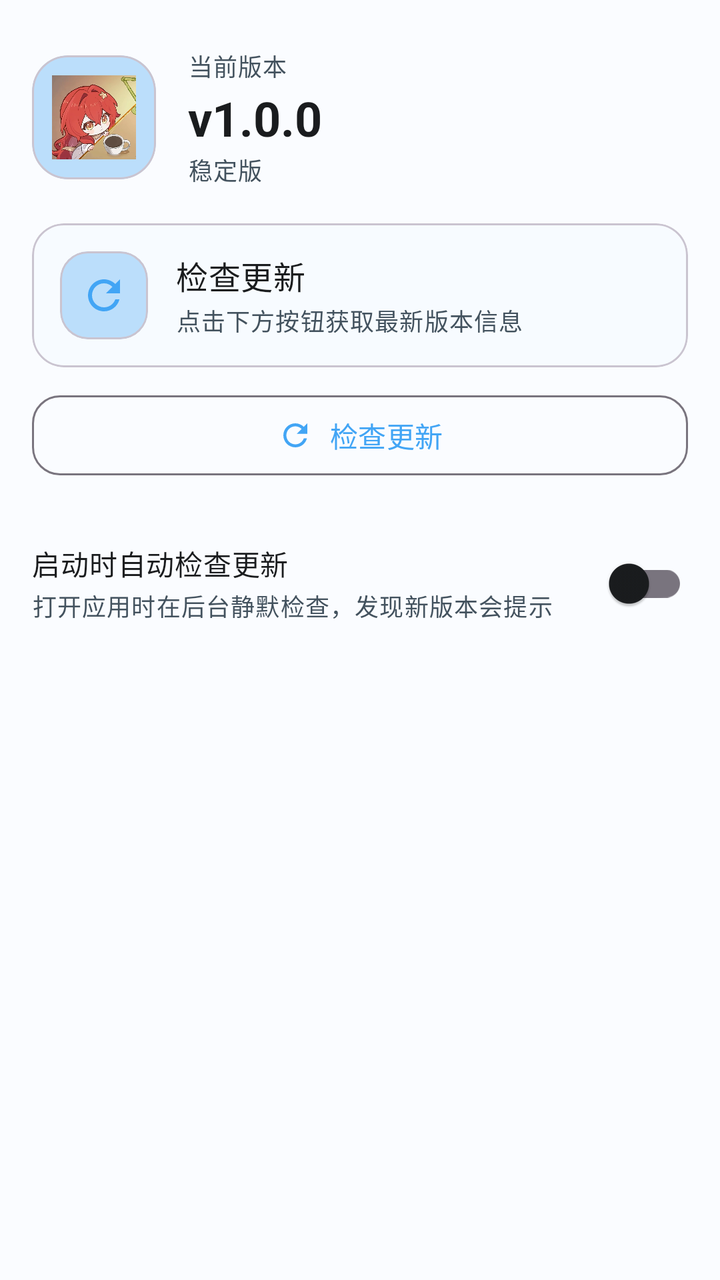
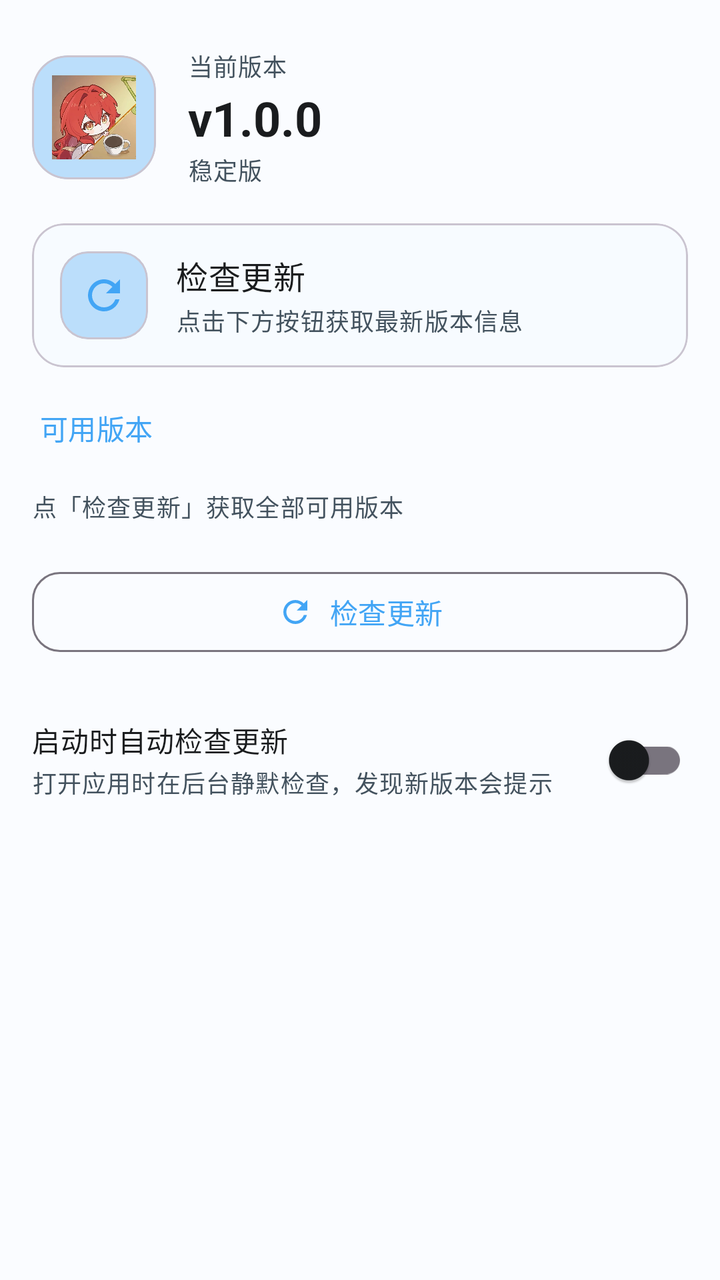

Screens rendered from an Android XML layout before and after an edit, with the pre-edit source and the edit as a unified diff.
<!-- AndroidManifest.xml: application theme AppTheme -->
<!-- res/layout/fragment_update.xml -->
<?xml version="1.0" encoding="utf-8"?>
<ScrollView xmlns:android="http://schemas.android.com/apk/res/android"
    xmlns:app="http://schemas.android.com/apk/res-auto"
    android:layout_width="match_parent"
    android:layout_height="match_parent"
    android:background="?attr/colorSurface"
    android:padding="16dp">

    <LinearLayout
        android:layout_width="match_parent"
        android:layout_height="wrap_content"
        android:orientation="vertical">

        
        <LinearLayout
            android:layout_width="match_parent"
            android:layout_height="wrap_content"
            android:orientation="horizontal"
            android:gravity="center_vertical"
            android:layout_marginTop="8dp">

            <com.google.android.material.card.MaterialCardView
                android:layout_width="62dp"
                android:layout_height="62dp"
                app:cardCornerRadius="18dp"
                app:cardElevation="0dp"
                app:cardBackgroundColor="?attr/colorPrimaryContainer">
                <ImageView
                    android:layout_width="match_parent"
                    android:layout_height="match_parent"
                    android:src="@mipmap/ic_launcher"
                    android:contentDescription="HY_VQ"
                    android:padding="10dp" />
            </com.google.android.material.card.MaterialCardView>

            <LinearLayout
                android:layout_width="0dp"
                android:layout_height="wrap_content"
                android:layout_weight="1"
                android:layout_marginStart="16dp"
                android:orientation="vertical">

                <TextView
                    android:layout_width="wrap_content"
                    android:layout_height="wrap_content"
                    android:text="当前版本"
                    android:textAppearance="?attr/textAppearanceBodySmall"
                    android:textColor="?attr/colorOnSurfaceVariant" />

                <TextView
                    android:id="@+id/tv_upd_current"
                    android:layout_width="wrap_content"
                    android:layout_height="wrap_content"
                    android:layout_marginTop="1dp"
                    android:text="v1.0.0"
                    android:textAppearance="?attr/textAppearanceHeadlineSmall"
                    android:textStyle="bold"
                    android:textColor="?attr/colorOnSurface" />

                <TextView
                    android:id="@+id/tv_upd_channel"
                    android:layout_width="wrap_content"
                    android:layout_height="wrap_content"
                    android:layout_marginTop="1dp"
                    android:text="稳定版"
                    android:textAppearance="?attr/textAppearanceBodySmall"
                    android:textColor="?attr/colorOnSurfaceVariant" />
            </LinearLayout>
        </LinearLayout>

        
        <com.google.android.material.card.MaterialCardView
            android:id="@+id/card_upd_status"
            android:layout_width="match_parent"
            android:layout_height="wrap_content"
            android:layout_marginTop="18dp"
            app:cardCornerRadius="16dp"
            app:cardElevation="0dp"
            app:strokeWidth="1dp"
            app:strokeColor="?attr/colorOutlineVariant"
            app:cardBackgroundColor="?attr/colorSurfaceContainerLow">

            <LinearLayout
                android:layout_width="match_parent"
                android:layout_height="wrap_content"
                android:orientation="horizontal"
                android:gravity="center_vertical"
                android:padding="14dp">

                <com.google.android.material.card.MaterialCardView
                    android:id="@+id/card_upd_status_icon"
                    android:layout_width="44dp"
                    android:layout_height="44dp"
                    app:cardCornerRadius="14dp"
                    app:cardElevation="0dp"
                    app:cardBackgroundColor="?attr/colorPrimaryContainer">
                    <ImageView
                        android:id="@+id/iv_upd_status_icon"
                        android:layout_width="match_parent"
                        android:layout_height="match_parent"
                        android:src="@drawable/ic_refresh"
                        android:contentDescription="状态"
                        android:padding="10dp"
                        android:tint="?attr/colorPrimary" />
                </com.google.android.material.card.MaterialCardView>

                <LinearLayout
                    android:layout_width="0dp"
                    android:layout_height="wrap_content"
                    android:layout_weight="1"
                    android:layout_marginStart="14dp"
                    android:orientation="vertical">

                    <TextView
                        android:id="@+id/tv_upd_status_title"
                        android:layout_width="match_parent"
                        android:layout_height="wrap_content"
                        android:text="检查更新"
                        android:textAppearance="?attr/textAppearanceTitleMedium"
                        android:textColor="?attr/colorOnSurface" />

                    <TextView
                        android:id="@+id/tv_upd_status_desc"
                        android:layout_width="match_parent"
                        android:layout_height="wrap_content"
                        android:layout_marginTop="2dp"
                        android:lineSpacingExtra="2dp"
                        android:text="点击下方按钮获取最新版本信息"
                        android:textAppearance="?attr/textAppearanceBodySmall"
                        android:textColor="?attr/colorOnSurfaceVariant" />
                </LinearLayout>
            </LinearLayout>
        </com.google.android.material.card.MaterialCardView>

        
        <com.google.android.material.card.MaterialCardView
            android:id="@+id/card_upd_changelog"
            android:layout_width="match_parent"
            android:layout_height="wrap_content"
            android:layout_marginTop="12dp"
            android:visibility="gone"
            app:cardCornerRadius="16dp"
            app:cardElevation="0dp"
            app:strokeWidth="1dp"
            app:strokeColor="?attr/colorPrimary"
            app:cardBackgroundColor="?attr/colorSurfaceContainerLow">

            <LinearLayout
                android:layout_width="match_parent"
                android:layout_height="wrap_content"
                android:orientation="vertical"
                android:padding="16dp">

                <LinearLayout
                    android:layout_width="match_parent"
                    android:layout_height="wrap_content"
                    android:orientation="horizontal"
                    android:gravity="center_vertical">

                    <TextView
                        android:id="@+id/tv_upd_new_version"
                        android:layout_width="0dp"
                        android:layout_height="wrap_content"
                        android:layout_weight="1"
                        android:text="v1.0.0"
                        android:textAppearance="?attr/textAppearanceTitleMedium"
                        android:textStyle="bold"
                        android:textColor="?attr/colorPrimary" />

                    <TextView
                        android:id="@+id/tv_upd_meta"
                        android:layout_width="wrap_content"
                        android:layout_height="wrap_content"
                        android:text=""
                        android:textAppearance="?attr/textAppearanceBodySmall"
                        android:textColor="?attr/colorOnSurfaceVariant" />
                </LinearLayout>

                <View
                    android:layout_width="match_parent"
                    android:layout_height="1dp"
                    android:layout_marginTop="10dp"
                    android:background="?attr/colorOutlineVariant" />

                <TextView
                    android:id="@+id/tv_upd_changelog"
                    android:layout_width="match_parent"
                    android:layout_height="wrap_content"
                    android:layout_marginTop="10dp"
                    android:lineSpacingExtra="5dp"
                    android:text=""
                    android:textAppearance="?attr/textAppearanceBodySmall"
                    android:textColor="?attr/colorOnSurface" />
            </LinearLayout>
        </com.google.android.material.card.MaterialCardView>

        
        <com.google.android.material.card.MaterialCardView
            android:id="@+id/card_upd_cache"
            android:layout_width="match_parent"
            android:layout_height="wrap_content"
            android:layout_marginTop="12dp"
            android:visibility="gone"
            app:cardCornerRadius="16dp"
            app:cardElevation="0dp"
            app:cardBackgroundColor="?attr/colorTertiaryContainer">

            <LinearLayout
                android:layout_width="match_parent"
                android:layout_height="wrap_content"
                android:orientation="vertical"
                android:padding="16dp">

                <TextView
                    android:layout_width="wrap_content"
                    android:layout_height="wrap_content"
                    android:text="已下载的安装包"
                    android:textAppearance="?attr/textAppearanceLabelMedium"
                    android:textColor="?attr/colorOnTertiaryContainer" />

                <TextView
                    android:id="@+id/tv_upd_cache_info"
                    android:layout_width="match_parent"
                    android:layout_height="wrap_content"
                    android:layout_marginTop="4dp"
                    android:lineSpacingExtra="2dp"
                    android:text=""
                    android:textAppearance="?attr/textAppearanceBodySmall"
                    android:textColor="?attr/colorOnTertiaryContainer" />

                <com.google.android.material.button.MaterialButton
                    android:id="@+id/btn_upd_install_cached"
                    style="@style/Widget.Material3.Button.TonalButton"
                    android:layout_width="match_parent"
                    android:layout_height="42dp"
                    android:layout_marginTop="12dp"
                    android:text="直接安装"
                    android:textSize="13sp"
                    app:cornerRadius="12dp" />
            </LinearLayout>
        </com.google.android.material.card.MaterialCardView>

        
        <com.google.android.material.button.MaterialButton
            android:id="@+id/btn_upd_action"
            android:layout_width="match_parent"
            android:layout_height="48dp"
            android:layout_marginTop="18dp"
            android:visibility="gone"
            android:text="立即更新"
            android:textSize="14sp"
            app:cornerRadius="14dp" />

        <com.google.android.material.button.MaterialButton
            android:id="@+id/btn_upd_check"
            style="@style/Widget.Material3.Button.OutlinedButton"
            android:layout_width="match_parent"
            android:layout_height="48dp"
            android:layout_marginTop="10dp"
            android:text="检查更新"
            android:textSize="14sp"
            app:cornerRadius="14dp"
            app:icon="@drawable/ic_refresh"
            app:iconGravity="textStart"
            app:iconPadding="8dp" />

        
        <LinearLayout
            android:id="@+id/item_upd_auto"
            android:layout_width="match_parent"
            android:layout_height="wrap_content"
            android:layout_marginTop="16dp"
            android:gravity="center_vertical"
            android:orientation="horizontal"
            android:paddingVertical="10dp">

            <LinearLayout
                android:layout_width="0dp"
                android:layout_height="wrap_content"
                android:layout_weight="1"
                android:orientation="vertical">

                <TextView
                    android:layout_width="wrap_content"
                    android:layout_height="wrap_content"
                    android:text="启动时自动检查更新"
                    android:textAppearance="?attr/textAppearanceBodyMedium"
                    android:textColor="?attr/colorOnSurface" />

                <TextView
                    android:id="@+id/tv_upd_auto_desc"
                    android:layout_width="match_parent"
                    android:layout_height="wrap_content"
                    android:layout_marginTop="2dp"
                    android:text="打开应用时在后台静默检查，发现新版本会提示"
                    android:textAppearance="?attr/textAppearanceBodySmall"
                    android:textColor="?attr/colorOnSurfaceVariant" />
            </LinearLayout>

            <com.google.android.material.switchmaterial.SwitchMaterial
                android:id="@+id/switch_upd_auto"
                android:layout_width="wrap_content"
                android:layout_height="wrap_content" />
        </LinearLayout>

        
        <TextView
            android:id="@+id/tv_upd_help"
            android:layout_width="match_parent"
            android:layout_height="wrap_content"
            android:layout_marginTop="22dp"
            android:layout_marginBottom="20dp"
            android:lineSpacingExtra="5dp"
            android:textAppearance="?attr/textAppearanceBodySmall"
            android:textColor="?attr/colorOnSurfaceVariant" />

    </LinearLayout>
</ScrollView>
<!-- resources referenced by this layout -->
<resources>
  <!-- drawable ic_refresh (drawable) -->
  <?xml version="1.0" encoding="utf-8"?>
  <vector xmlns:android="http://schemas.android.com/apk/res/android"
      android:width="24dp"
      android:height="24dp"
      android:viewportWidth="24"
      android:viewportHeight="24">
      <path
          android:fillColor="#FF000000"
          android:pathData="M17.65,6.35C16.2,4.9 14.21,4 12,4C7.58,4 4.01,7.58 4.01,12C4.01,16.42 7.58,20 12,20C15.73,20 18.84,17.45 19.73,14H17.65C16.83,16.33 14.61,18 12,18C8.69,18 6,15.31 6,12C6,8.69 8.69,6 12,6C13.66,6 15.14,6.69 16.22,7.78L13,11H20V4L17.65,6.35Z" />
  </vector>
  <style name="AppTheme" parent="Base.AppTheme" />
  <color name="glass_light_40">#66FEFCFC</color>
  <color name="glass_light_50">#80FEFCFC</color>
  <!-- drawable bg_window_gradient (drawable) -->
  <?xml version="1.0" encoding="utf-8"?>
  <shape xmlns:android="http://schemas.android.com/apk/res/android"
      android:shape="rectangle">
      <gradient
          android:type="linear"
          android:startColor="@color/gradient_soft_start"
          android:endColor="@color/gradient_soft_end"
          android:angle="135" />
  </shape>
  <color name="primary">#42A5F5</color>
  <color name="on_primary">#FFFFFF</color>
  <color name="primary_container">#BBDEFB</color>
  <color name="surface">#FAFCFF</color>
  <color name="on_surface">#1A1C1E</color>
  <color name="surface_variant">#DCE9F5</color>
  <color name="on_surface_variant">#43525E</color>
  <color name="error">#B3261E</color>
  <color name="on_error">#FFFFFF</color>
  <color name="error_container">#F9DEDC</color>
  <color name="on_error_container">#410E0B</color>
  <color name="surface_container_low">#F7FBFF</color>
  <color name="on_primary_container">#1B3A5C</color>
  <color name="surface_container">#F1F8FD</color>
  <color name="surface_container_high">#E8F2FB</color>
  <color name="surface_container_highest">#E0EDF8</color>
  <color name="tertiary">#90CAF9</color>
  <color name="on_tertiary">#1B3A5C</color>
  <color name="tertiary_container">#E0F7FA</color>
  <color name="on_tertiary_container">#1F4A5A</color>
  <color name="outline">#79747E</color>
  <color name="outline_variant">#CAC4D0</color>
  <color name="secondary">#64B5F6</color>
  <color name="on_secondary">#FFFFFF</color>
  <color name="secondary_container">#E0F7FA</color>
  <color name="on_secondary_container">#1F4A5A</color>
  <style name="ShapeAppearance.Small" parent="ShapeAppearance.Material3.SmallComponent">
          <item name="cornerFamily">rounded</item>
          <item name="cornerSize">12dp</item>
      </style>
  <style name="ShapeAppearance.Medium" parent="ShapeAppearance.Material3.MediumComponent">
          <item name="cornerFamily">rounded</item>
          <item name="cornerSize">18dp</item>
      </style>
  <style name="ShapeAppearance.Large" parent="ShapeAppearance.Material3.LargeComponent">
          <item name="cornerFamily">rounded</item>
          <item name="cornerSize">28dp</item>
      </style>
  <color name="gradient_soft_start">#E0F7FA</color>
  <color name="gradient_soft_end">#E3F2FD</color>
</resources>

<!-- the commit's change to res/layout/fragment_update.xml (unified diff, before → after) -->
@@ -133,66 +133,32 @@
         </com.google.android.material.card.MaterialCardView>
 
         
-        <com.google.android.material.card.MaterialCardView
-            android:id="@+id/card_upd_changelog"
-            android:layout_width="match_parent"
-            android:layout_height="wrap_content"
-            android:layout_marginTop="12dp"
-            android:visibility="gone"
-            app:cardCornerRadius="16dp"
-            app:cardElevation="0dp"
-            app:strokeWidth="1dp"
-            app:strokeColor="?attr/colorPrimary"
-            app:cardBackgroundColor="?attr/colorSurfaceContainerLow">
-
-            <LinearLayout
+        <TextView
+            android:layout_width="wrap_content"
+            android:layout_height="wrap_content"
+            android:layout_marginTop="20dp"
+            android:layout_marginBottom="2dp"
+            android:layout_marginStart="4dp"
+            android:text="可用版本"
+            android:textAppearance="?attr/textAppearanceTitleSmall"
+            android:textColor="?attr/colorPrimary" />
+
+        <LinearLayout
+            android:id="@+id/box_release_list"
+            android:layout_width="match_parent"
+            android:layout_height="wrap_content"
+            android:orientation="vertical">
+
+            <TextView
+                android:id="@+id/tv_release_empty"
                 android:layout_width="match_parent"
                 android:layout_height="wrap_content"
-                android:orientation="vertical"
-                android:padding="16dp">
-
-                <LinearLayout
-                    android:layout_width="match_parent"
-                    android:layout_height="wrap_content"
-                    android:orientation="horizontal"
-                    android:gravity="center_vertical">
-
-                    <TextView
-                        android:id="@+id/tv_upd_new_version"
-                        android:layout_width="0dp"
-                        android:layout_height="wrap_content"
-                        android:layout_weight="1"
-                        android:text="v1.0.0"
-                        android:textAppearance="?attr/textAppearanceTitleMedium"
-                        android:textStyle="bold"
-                        android:textColor="?attr/colorPrimary" />
-
-                    <TextView
-                        android:id="@+id/tv_upd_meta"
-                        android:layout_width="wrap_content"
-                        android:layout_height="wrap_content"
-                        android:text=""
-                        android:textAppearance="?attr/textAppearanceBodySmall"
-                        android:textColor="?attr/colorOnSurfaceVariant" />
-                </LinearLayout>
-
-                <View
-                    android:layout_width="match_parent"
-                    android:layout_height="1dp"
-                    android:layout_marginTop="10dp"
-                    android:background="?attr/colorOutlineVariant" />
-
-                <TextView
-                    android:id="@+id/tv_upd_changelog"
-                    android:layout_width="match_parent"
-                    android:layout_height="wrap_content"
-                    android:layout_marginTop="10dp"
-                    android:lineSpacingExtra="5dp"
-                    android:text=""
-                    android:textAppearance="?attr/textAppearanceBodySmall"
-                    android:textColor="?attr/colorOnSurface" />
-            </LinearLayout>
-        </com.google.android.material.card.MaterialCardView>
+                android:layout_marginTop="8dp"
+                android:paddingVertical="10dp"
+                android:text="点「检查更新」获取全部可用版本"
+                android:textAppearance="?attr/textAppearanceBodySmall"
+                android:textColor="?attr/colorOnSurfaceVariant" />
+        </LinearLayout>
 
         
         <com.google.android.material.card.MaterialCardView
